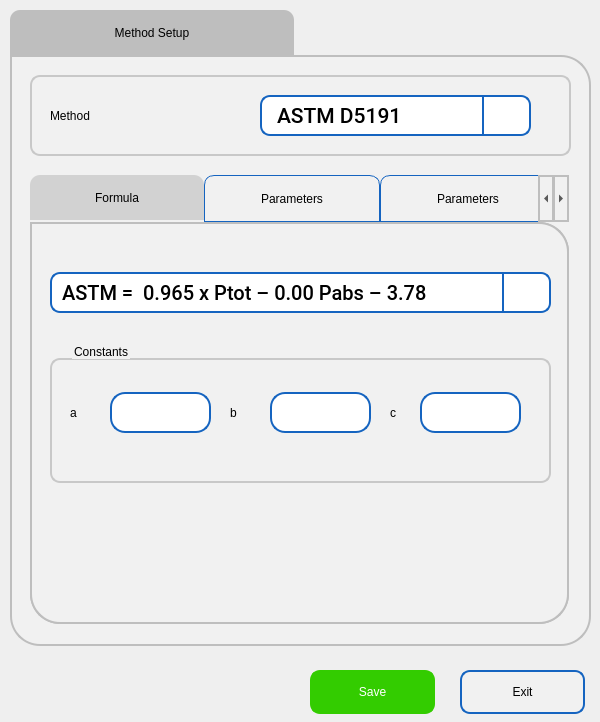
ChandraMVE/PSSC_QT_Development, file pApp-22-June-2021/smethodsetup.ui: the form before one commit.
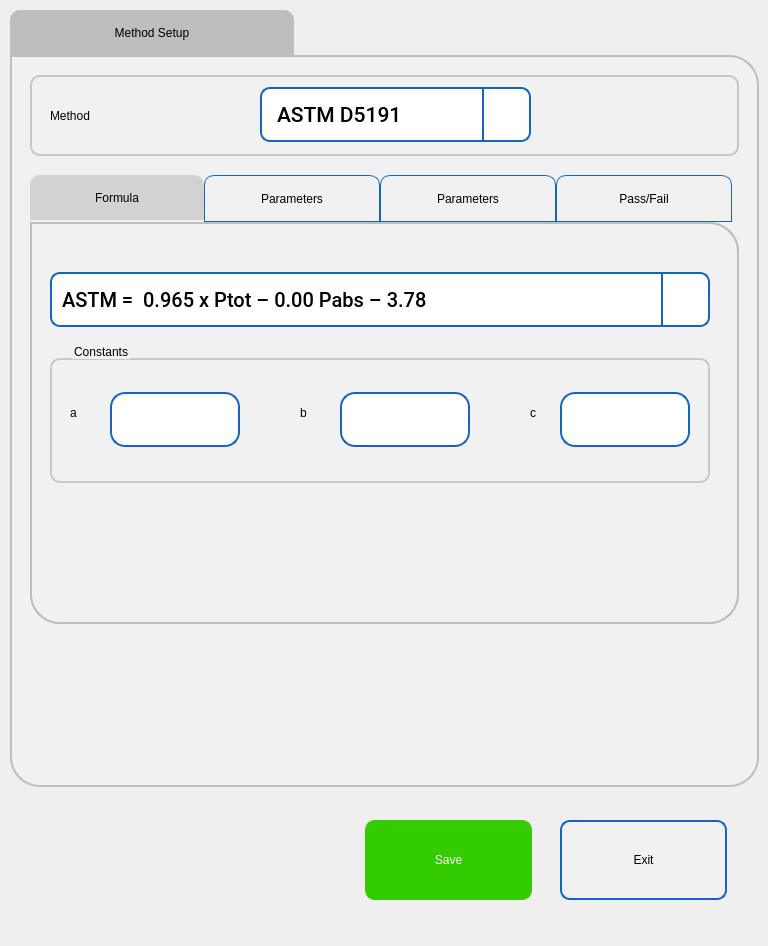
The form after the commit. The open tabs and pages were chosen to show the change. Icons and pictures are not drawn. Custom widgets are drawn as their Qt base class.

The edit to the form file:
```diff
--- a/pApp-22-June-2021/smethodsetup.ui
+++ b/pApp-22-June-2021/smethodsetup.ui
@@ -6,8 +6,8 @@
    <rect>
     <x>0</x>
     <y>0</y>
-    <width>600</width>
-    <height>722</height>
+    <width>768</width>
+    <height>946</height>
    </rect>
   </property>
   <property name="windowTitle">
@@ -16,10 +16,10 @@
   <widget class="QPushButton" name="pbSave">
    <property name="geometry">
     <rect>
-     <x>310</x>
-     <y>670</y>
-     <width>125</width>
-     <height>44</height>
+     <x>365</x>
+     <y>820</y>
+     <width>167</width>
+     <height>80</height>
     </rect>
    </property>
    <property name="focusPolicy">
@@ -80,10 +80,10 @@
   <widget class="QPushButton" name="pbExit">
    <property name="geometry">
     <rect>
-     <x>460</x>
-     <y>670</y>
-     <width>125</width>
-     <height>44</height>
+     <x>560</x>
+     <y>820</y>
+     <width>167</width>
+     <height>80</height>
     </rect>
    </property>
    <property name="focusPolicy">
@@ -146,8 +146,8 @@
     <rect>
      <x>10</x>
      <y>10</y>
-     <width>581</width>
-     <height>641</height>
+     <width>749</width>
+     <height>780</height>
     </rect>
    </property>
    <property name="focusPolicy">
@@ -221,8 +221,8 @@
       <rect>
        <x>0</x>
        <y>0</y>
-       <width>581</width>
-       <height>591</height>
+       <width>749</width>
+       <height>732</height>
       </rect>
      </property>
      <property name="styleSheet">
@@ -251,7 +251,7 @@
        <rect>
         <x>20</x>
         <y>20</y>
-        <width>541</width>
+        <width>709</width>
         <height>81</height>
        </rect>
       </property>
@@ -275,9 +275,9 @@
        <property name="geometry">
         <rect>
          <x>230</x>
-         <y>20</y>
+         <y>12</y>
          <width>271</width>
-         <height>41</height>
+         <height>55</height>
         </rect>
        </property>
        <property name="font">
@@ -452,7 +452,7 @@
        <rect>
         <x>20</x>
         <y>120</y>
-        <width>539</width>
+        <width>709</width>
         <height>449</height>
        </rect>
       </property>
@@ -543,7 +543,7 @@
          <rect>
           <x>0</x>
           <y>0</y>
-          <width>539</width>
+          <width>709</width>
           <height>402</height>
          </rect>
         </property>
@@ -570,8 +570,8 @@
           <rect>
            <x>20</x>
            <y>50</y>
-           <width>501</width>
-           <height>41</height>
+           <width>660</width>
+           <height>55</height>
           </rect>
          </property>
          <property name="font">
@@ -660,7 +660,7 @@
           <rect>
            <x>20</x>
            <y>120</y>
-           <width>501</width>
+           <width>660</width>
            <height>141</height>
           </rect>
          </property>
@@ -702,7 +702,7 @@
          <widget class="QLabel" name="label_65">
           <property name="geometry">
            <rect>
-            <x>180</x>
+            <x>250</x>
             <y>50</y>
             <width>31</width>
             <height>41</height>
@@ -718,7 +718,7 @@
          <widget class="QLabel" name="label_66">
           <property name="geometry">
            <rect>
-            <x>340</x>
+            <x>480</x>
             <y>50</y>
             <width>31</width>
             <height>41</height>
@@ -736,8 +736,8 @@
            <rect>
             <x>60</x>
             <y>50</y>
-            <width>101</width>
-            <height>41</height>
+            <width>130</width>
+            <height>55</height>
            </rect>
           </property>
           <property name="focusPolicy">
@@ -777,10 +777,10 @@
          <widget class="sQLEExtend" name="leConst2">
           <property name="geometry">
            <rect>
-            <x>220</x>
+            <x>290</x>
             <y>50</y>
-            <width>101</width>
-            <height>41</height>
+            <width>130</width>
+            <height>55</height>
            </rect>
           </property>
           <property name="focusPolicy">
@@ -820,10 +820,10 @@
          <widget class="sQLEExtend" name="leConst3">
           <property name="geometry">
            <rect>
-            <x>370</x>
+            <x>510</x>
             <y>50</y>
-            <width>101</width>
-            <height>41</height>
+            <width>130</width>
+            <height>55</height>
            </rect>
           </property>
           <property name="focusPolicy">
```
Left out of the diff: 34 changed lines with no effect on the pictures.
